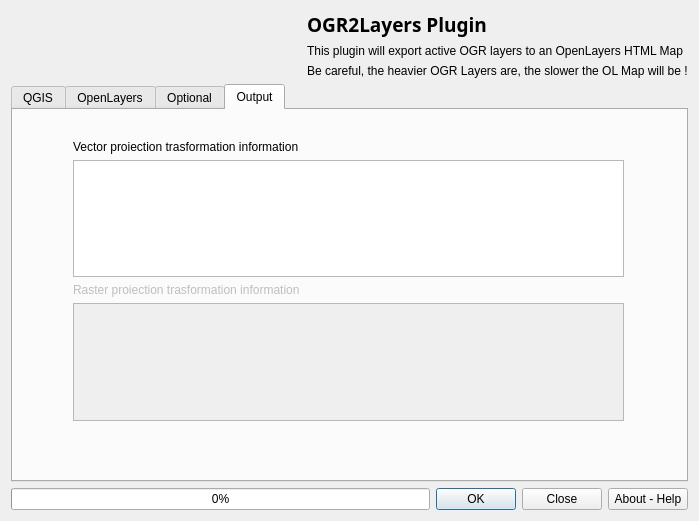
Old version of the form ui_OGR2Layers_mac.ui in the repository lucadelu/OGR2Layers.
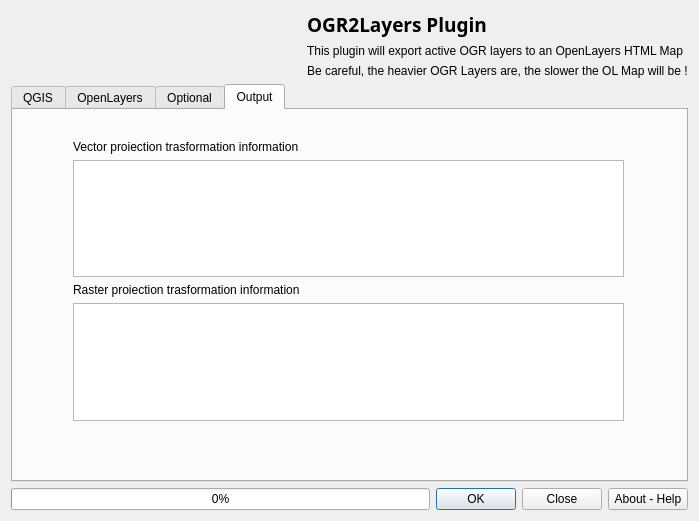
New version of the form. The open tabs and pages were chosen to show the change. Icons and pictures are not drawn.

```diff
--- a/ui_OGR2Layers_mac.ui
+++ b/ui_OGR2Layers_mac.ui
@@ -607,7 +607,7 @@
         <item>
          <widget class="QLabel" name="label_14">
           <property name="enabled">
-           <bool>false</bool>
+           <bool>true</bool>
           </property>
           <property name="text">
            <string>Raster proiection trasformation information</string>
@@ -617,7 +617,7 @@
         <item>
          <widget class="QTextBrowser" name="textBrowserRaster">
           <property name="enabled">
-           <bool>false</bool>
+           <bool>true</bool>
           </property>
          </widget>
         </item>
```
